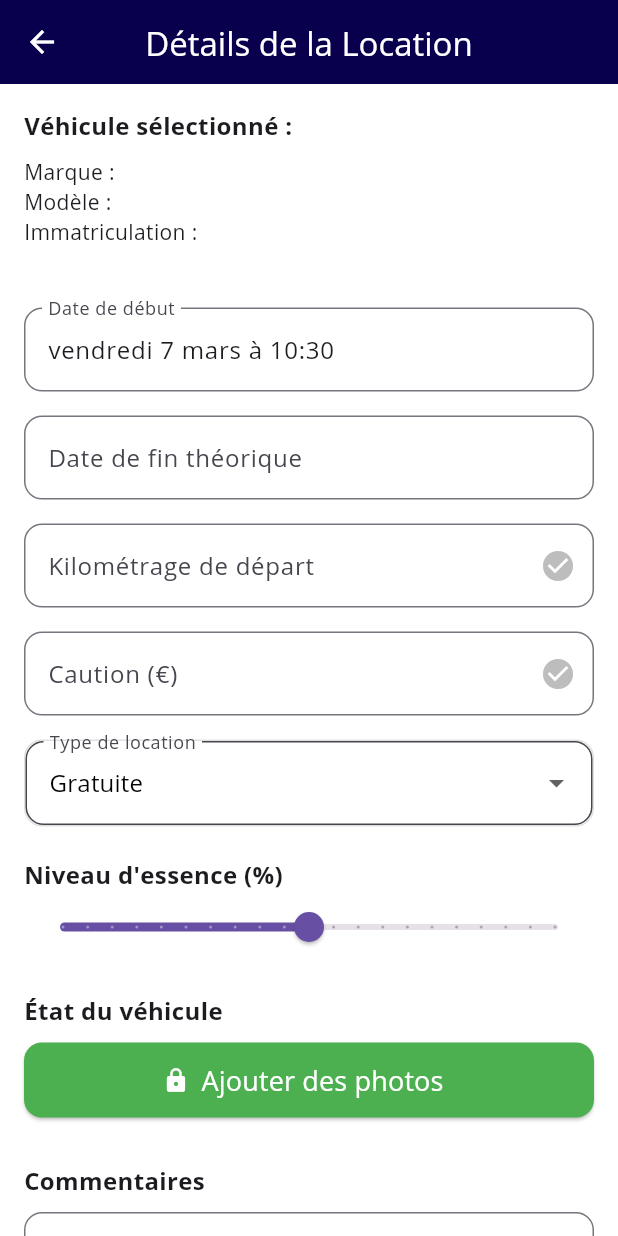
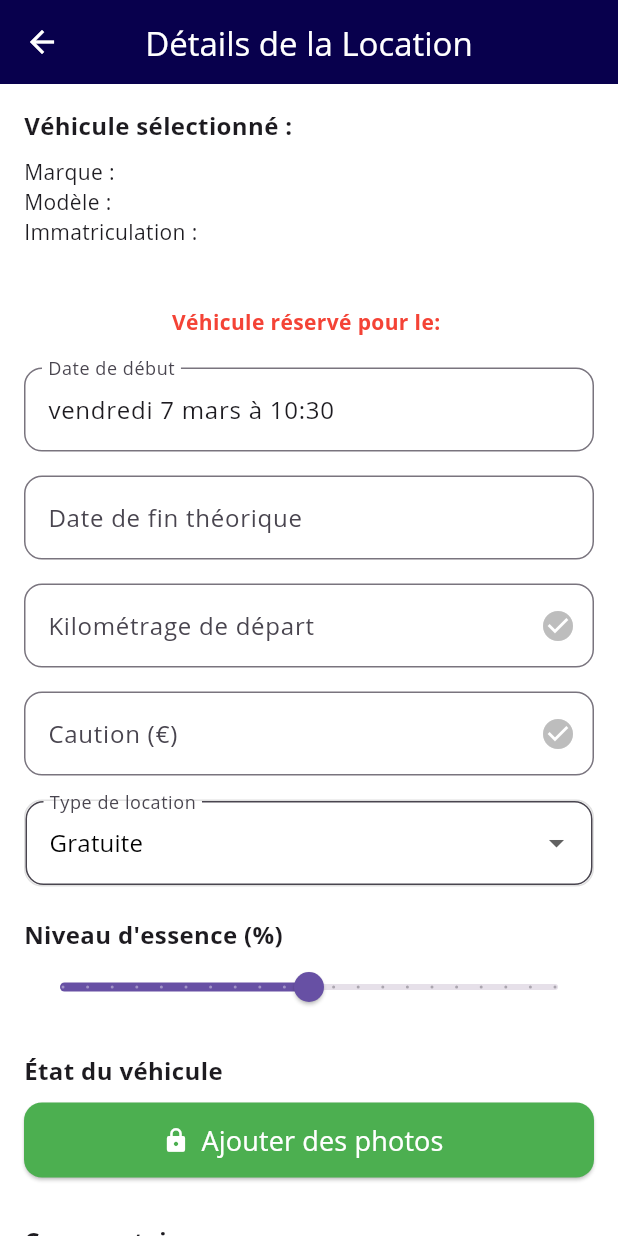
Before and after one commit to Hectotor/contraloc2, a Flutter app: the LocationPage screen opened directly with empty values, on a phone screen of 412 x 824 dp. Run offline on Flutter 3.47's test engine with Material 3 defaults, Android fonts, the phone set to English and light mode, and no system bars; our stand-ins replace carousel_slider, cloud_firestore, dio, firebase_auth, firebase_core, firebase_storage and 8 more; missing offline and left inert: mailer, purchases_flutter; accounts and stored records are empty.

Commit message:
date_réservation

```diff
--- a/lib/screens/splash_screen.dart
+++ b/lib/screens/splash_screen.dart
@@ -17,7 +17,7 @@ class _SplashScreenState extends State<SplashScreen> {
 
   Future<void> _navigateToNextPage() async {
     // Attente de 1.5 secondes
-    await Future.delayed(const Duration(milliseconds: 3000));
+    await Future.delayed(const Duration(milliseconds: 2000));
 
     // Vérification de l'utilisateur Firebase
     User? user = FirebaseAuth.instance.currentUser;
--- a/lib/widget/CREATION DE CONTRAT/create_contrat.dart
+++ b/lib/widget/CREATION DE CONTRAT/create_contrat.dart
@@ -5,10 +5,9 @@ import 'package:intl/intl.dart';
 class CreateContrat {
   static Widget buildDateField(String label, TextEditingController controller,
       bool isStartDate, BuildContext context, Function selectDateTime) {
-    if (isStartDate) {
+    if (isStartDate && controller.text.isEmpty) {
       final now = DateTime.now();
-      final formattedNow =
-          DateFormat('EEEE d MMMM à HH:mm', 'fr_FR').format(now);
+      final formattedNow = DateFormat('EEEE d MMMM à HH:mm', 'fr_FR').format(now);
       controller.text = formattedNow;
     }
     return Padding(
--- a/lib/widget/location.dart
+++ b/lib/widget/location.dart
@@ -541,6 +541,13 @@ class _LocationPageState extends State<LocationPage> {
                   firestore: _firestore,
                 ),
                 const SizedBox(height: 40),
+              Center(
+                child: Text(
+                  'Véhicule réservé pour le: ${_dateDebutController.text}',
+                  style: TextStyle(color: Colors.red, fontWeight: FontWeight.bold),
+                ),
+              ),
+                const SizedBox(height: 20),
                 CreateContrat.buildDateField("Date de début",
                     _dateDebutController, true, context, _selectDateTime),
                 CreateContrat.buildDateField(
```
Also changed, not shown: lib/screens/contrat_screen.dart (+10 -9 lines).
